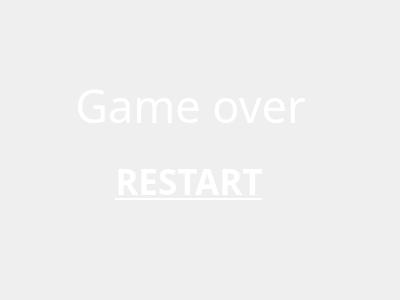
This is TheDiaryOfSurvival/death.ui in zhangpj15/TheDiaryOfSurvival as Qt 5 draws it before an edit. The edited form follows.
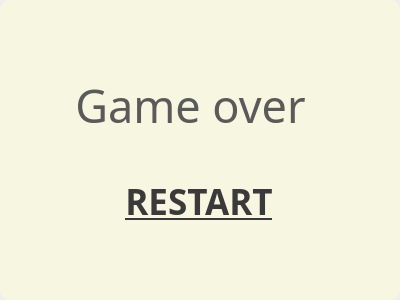
This is the edited form.

```diff
--- a/TheDiaryOfSurvival/death.ui
+++ b/TheDiaryOfSurvival/death.ui
@@ -28,27 +28,27 @@
       <colorrole role="WindowText">
        <brush brushstyle="SolidPattern">
         <color alpha="255">
-         <red>255</red>
-         <green>255</green>
-         <blue>255</blue>
+         <red>90</red>
+         <green>90</green>
+         <blue>90</blue>
         </color>
        </brush>
       </colorrole>
       <colorrole role="Text">
        <brush brushstyle="SolidPattern">
         <color alpha="255">
-         <red>255</red>
-         <green>255</green>
-         <blue>255</blue>
+         <red>90</red>
+         <green>90</green>
+         <blue>90</blue>
         </color>
        </brush>
       </colorrole>
       <colorrole role="ButtonText">
        <brush brushstyle="SolidPattern">
         <color alpha="255">
-         <red>255</red>
-         <green>255</green>
-         <blue>255</blue>
+         <red>90</red>
+         <green>90</green>
+         <blue>90</blue>
         </color>
        </brush>
       </colorrole>
@@ -57,27 +57,27 @@
       <colorrole role="WindowText">
        <brush brushstyle="SolidPattern">
         <color alpha="255">
-         <red>255</red>
-         <green>255</green>
-         <blue>255</blue>
+         <red>90</red>
+         <green>90</green>
+         <blue>90</blue>
         </color>
        </brush>
       </colorrole>
       <colorrole role="Text">
        <brush brushstyle="SolidPattern">
         <color alpha="255">
-         <red>255</red>
-         <green>255</green>
-         <blue>255</blue>
+         <red>90</red>
+         <green>90</green>
+         <blue>90</blue>
         </color>
        </brush>
       </colorrole>
       <colorrole role="ButtonText">
        <brush brushstyle="SolidPattern">
         <color alpha="255">
-         <red>255</red>
-         <green>255</green>
-         <blue>255</blue>
+         <red>90</red>
+         <green>90</green>
+         <blue>90</blue>
         </color>
        </brush>
       </colorrole>
@@ -86,27 +86,27 @@
       <colorrole role="WindowText">
        <brush brushstyle="SolidPattern">
         <color alpha="255">
-         <red>255</red>
-         <green>255</green>
-         <blue>255</blue>
+         <red>90</red>
+         <green>90</green>
+         <blue>90</blue>
         </color>
        </brush>
       </colorrole>
       <colorrole role="Text">
        <brush brushstyle="SolidPattern">
         <color alpha="255">
-         <red>255</red>
-         <green>255</green>
-         <blue>255</blue>
+         <red>90</red>
+         <green>90</green>
+         <blue>90</blue>
         </color>
        </brush>
       </colorrole>
       <colorrole role="ButtonText">
        <brush brushstyle="SolidPattern">
         <color alpha="255">
-         <red>255</red>
-         <green>255</green>
-         <blue>255</blue>
+         <red>90</red>
+         <green>90</green>
+         <blue>90</blue>
         </color>
        </brush>
       </colorrole>
@@ -121,8 +121,8 @@
    </property>
    <property name="styleSheet">
     <string notr="true">QLabel{
+color:#5a5a5a;
 border: 0px;
-color:#FFFFFF;
 border-radius: 7px;
 
 }</string>
@@ -137,8 +137,8 @@
   <widget class="QPushButton" name="btnRestart">
    <property name="geometry">
     <rect>
-     <x>110</x>
-     <y>160</y>
+     <x>120</x>
+     <y>180</y>
      <width>158</width>
      <height>42</height>
     </rect>
@@ -155,7 +155,7 @@
    <property name="styleSheet">
     <string notr="true">QPushButton{
 border: 0px;
-color:#FFFFFF;
+color:#3a3a3a;
 border-radius: 7px;
 
 }
@@ -176,6 +176,32 @@
     <string>RESTART</string>
    </property>
   </widget>
+  <widget class="QLabel" name="label">
+   <property name="geometry">
+    <rect>
+     <x>0</x>
+     <y>0</y>
+     <width>400</width>
+     <height>300</height>
+    </rect>
+   </property>
+   <property name="styleSheet">
+    <string notr="true">QLabel{
+background-color:rgba(250,250,220,70%);
+border:2px #2a2a2a;
+border-radius: 10px;
+}</string>
+   </property>
+   <property name="text">
+    <string/>
+   </property>
+   <property name="scaledContents">
+    <bool>true</bool>
+   </property>
+  </widget>
+  <zorder>label</zorder>
+  <zorder>lblPoint</zorder>
+  <zorder>btnRestart</zorder>
  </widget>
  <resources/>
  <connections/>
```
Left out of the diff: 2 changed lines with no effect on the pictures.
